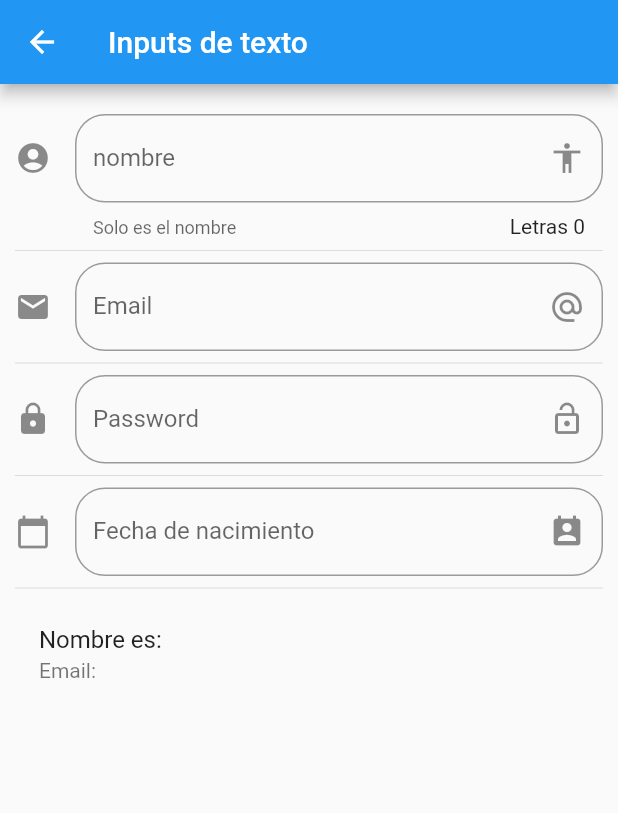
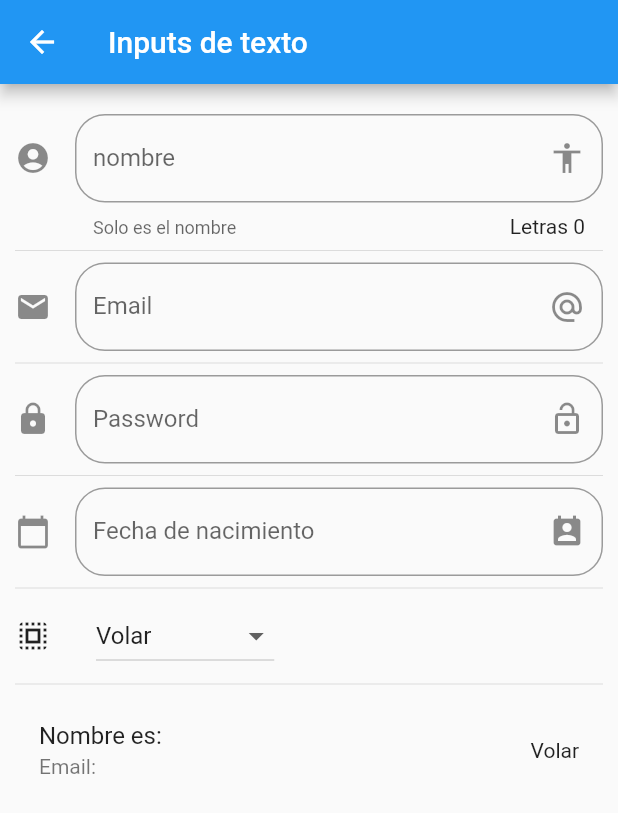
Before and after one commit to Francisca-campos/equipo1_componentes, a Flutter app: the InputPage screen opened by its route, on a phone screen of 412 x 824 dp. Shown: the top 813 px of the screen. Run offline on Flutter 3.47's test engine with Material 2 defaults, Android fonts, the phone set to English and light mode, and no system bars.

Commit message:
seleccion

```diff
--- a/lib/src/pages/input_page.dart
+++ b/lib/src/pages/input_page.dart
@@ -10,6 +10,9 @@ class _InputPageState extends State<InputPage> {
   String _email = '';
   String _fecha = '';
 
+  String _opcionSeleccionada = 'Volar';
+
+  List<String> _poderes = ['Volar', 'Rayos X', 'Super Aliento', 'Super Fuerza'];
   TextEditingController _inputFieldDateController = new TextEditingController();
   @override
   Widget build(BuildContext context) {
@@ -27,6 +30,8 @@ class _InputPageState extends State<InputPage> {
           _crearPassword(),
           Divider(),
           _crearFecha(context),
+          Divider(),
+          _crearDropdown(),
           Divider(),
           _crearPersona()
         ],
@@ -119,10 +124,40 @@ class _InputPageState extends State<InputPage> {
     }
   }
 
+  List<DropdownMenuItem<String>> getOpcionesDropdown() {
+    List<DropdownMenuItem<String>> lista = new List();
+    _poderes.forEach((poder) {
+      lista.add(DropdownMenuItem(
+        child: Text(poder),
+        value: poder,
+      ));
+    });
+    return lista;
+  }
+
+  Widget _crearDropdown() {
+    return Row(
+      children: <Widget>[
+        Icon(Icons.select_all),
+        SizedBox(width: 30.0),
+        DropdownButton(
+          value: _opcionSeleccionada,
+          items: getOpcionesDropdown(),
+          onChanged: (opt) {
+            setState(() {
+              _opcionSeleccionada = opt;
+            });
+          },
+        )
+      ],
+    );
+  }
+
   Widget _crearPersona() {
     return ListTile(
       title: Text('Nombre es: $_nombre'),
       subtitle: Text('Email: $_email'),
+      trailing: Text(_opcionSeleccionada),
     );
   }
 }
```
